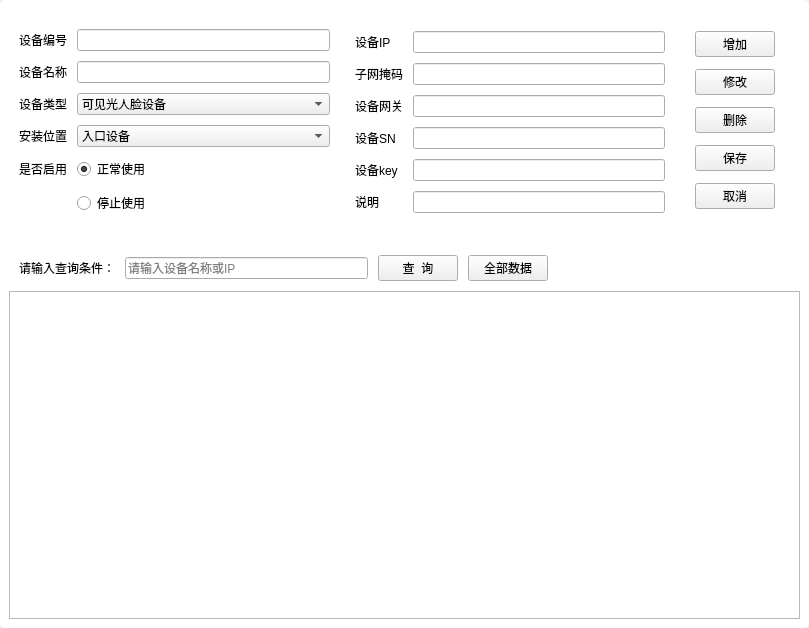
Old version of the form views/faceDeviceUi.ui in the repository jamesandjim/wisdom_site.
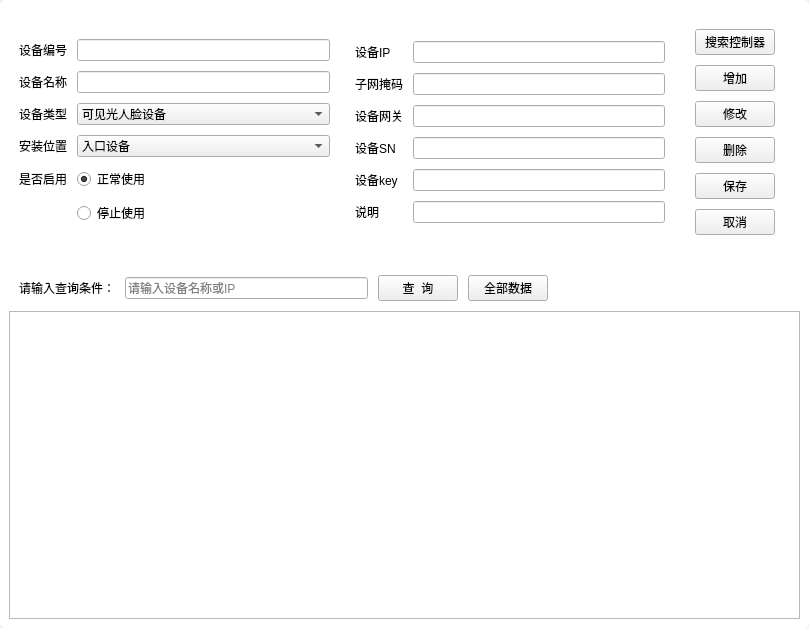
New version of the form.

Patch:
```diff
--- a/views/faceDeviceUi.ui
+++ b/views/faceDeviceUi.ui
@@ -308,6 +308,13 @@
         </item>
         <item>
          <layout class="QVBoxLayout" name="verticalLayout">
+          <item>
+           <widget class="QPushButton" name="pb_search">
+            <property name="text">
+             <string>搜索控制器</string>
+            </property>
+           </widget>
+          </item>
           <item>
            <widget class="QPushButton" name="pb_add">
             <property name="text">
```
